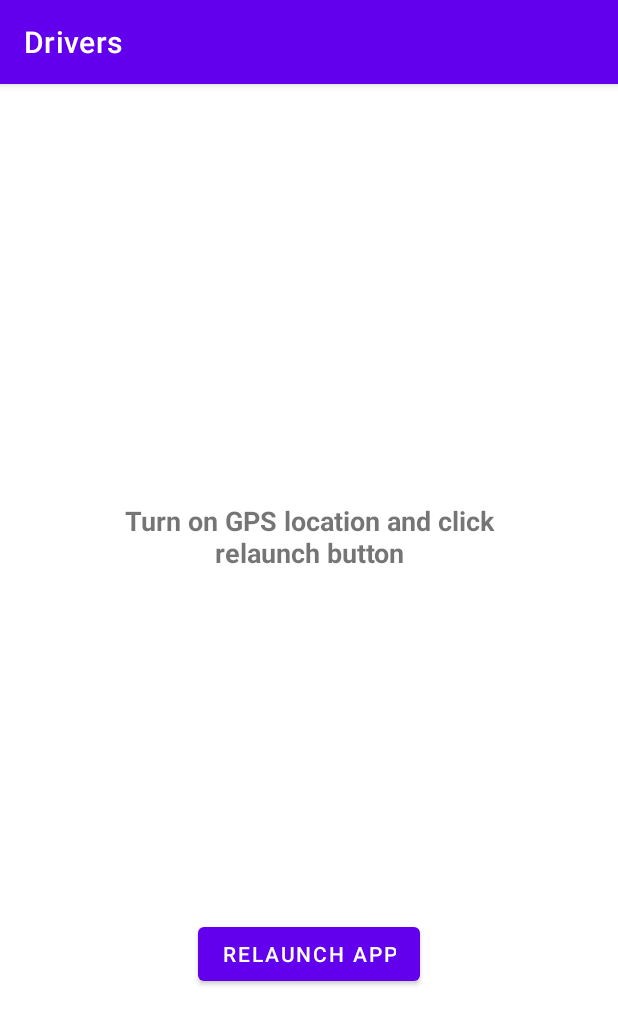
After one commit to phase23/axcess, an Android app: the Startgps screen opened directly, with no data from a screen before it, on a phone screen of 412 x 824 dp. The commit adds this screen. Shown: the top 1025 px of the screen. Run offline under Robolectric (Android 15) with nearby library versions, the phone set to English and light mode, and no system bars.

Commit message:
DriverApp

```diff
--- a/app/src/main/java/ai/axcess/drivers/MainActivity.java
+++ b/app/src/main/java/ai/axcess/drivers/MainActivity.java
@@ -7,8 +7,10 @@ import androidx.core.content.ContextCompat;
 import androidx.localbroadcastmanager.content.LocalBroadcastManager;
 
 import android.Manifest;
+import android.app.AlertDialog;
 import android.content.BroadcastReceiver;
 import android.content.Context;
+import android.content.DialogInterface;
 import android.content.Intent;
 import android.content.IntentFilter;
 import android.content.SharedPreferences;
@@ -66,6 +68,7 @@ public class MainActivity extends AppCompatActivity {
             // Permission already Granted
             //Do your work here
             //Perform operations here only which requires permission
+
             Intent i = new Intent(this, MyService.class);
             this.startService(i);
 
@@ -235,6 +238,9 @@ public class MainActivity extends AppCompatActivity {
 
 
 
+
+
+
     @Override
     public boolean onTouchEvent(MotionEvent event) {
         InputMethodManager imm = (InputMethodManager)getSystemService(Context.
--- /dev/null
+++ b/app/src/main/java/ai/axcess/drivers/Startgps.java
@@ -0,0 +1,35 @@
+package ai.axcess.drivers;
+
+import androidx.appcompat.app.AppCompatActivity;
+
+import android.content.Intent;
+import android.os.Bundle;
+import android.view.View;
+import android.widget.Button;
+
+public class Startgps extends AppCompatActivity {
+    Button btnrelaunch;
+
+
+    @Override
+    protected void onCreate(Bundle savedInstanceState) {
+        super.onCreate(savedInstanceState);
+        setContentView(R.layout.activity_startgps);
+        btnrelaunch = (Button)findViewById(R.id.relaunch);
+
+        btnrelaunch.setOnClickListener(new View.OnClickListener() {
+            @Override
+            public void onClick(View v) {
+                Intent nointernet = new Intent(Startgps.this, MainActivity.class);
+                startActivity(nointernet);
+
+
+            }
+
+        });
+
+
+
+
+    }
+}
--- /dev/null
+++ b/app/src/main/res/layout/activity_startgps.xml
@@ -0,0 +1,37 @@
+<?xml version="1.0" encoding="utf-8"?>
+<androidx.constraintlayout.widget.ConstraintLayout xmlns:android="http://schemas.android.com/apk/res/android"
+    xmlns:app="http://schemas.android.com/apk/res-auto"
+    xmlns:tools="http://schemas.android.com/tools"
+    android:layout_width="match_parent"
+    android:layout_height="match_parent"
+    tools:context=".Startgps">
+
+
+    <TextView
+        android:id="@+id/textView5"
+        android:layout_width="301dp"
+        android:layout_height="86dp"
+        android:gravity="center"
+        android:text="Turn on GPS location and click relaunch button"
+        android:textSize="18sp"
+        android:textStyle="bold"
+        app:layout_constraintBottom_toTopOf="@+id/relaunch"
+        app:layout_constraintEnd_toEndOf="parent"
+        app:layout_constraintHorizontal_bias="0.497"
+        app:layout_constraintStart_toStartOf="parent"
+        app:layout_constraintTop_toTopOf="parent"
+        app:layout_constraintVertical_bias="0.55" />
+
+    <Button
+        android:id="@+id/relaunch"
+        android:layout_width="wrap_content"
+        android:layout_height="wrap_content"
+        android:layout_marginBottom="164dp"
+        android:text="Relaunch App"
+        app:layout_constraintBottom_toBottomOf="parent"
+        app:layout_constraintEnd_toEndOf="parent"
+        app:layout_constraintHorizontal_bias="0.499"
+        app:layout_constraintStart_toStartOf="parent" />
+
+
+</androidx.constraintlayout.widget.ConstraintLayout>
```
Also changed, not shown: app/src/main/AndroidManifest.xml (+9 -7 lines), app/src/main/java/ai/axcess/drivers/Dashboard.java (+84 -23 lines), app/src/main/java/ai/axcess/drivers/Helpers.java (added, +33 -0 lines), app/src/main/java/ai/axcess/drivers/MyService.java (+20 -7 lines), app/src/main/res/layout/activity_dashboard.xml (+1 -18 lines).
